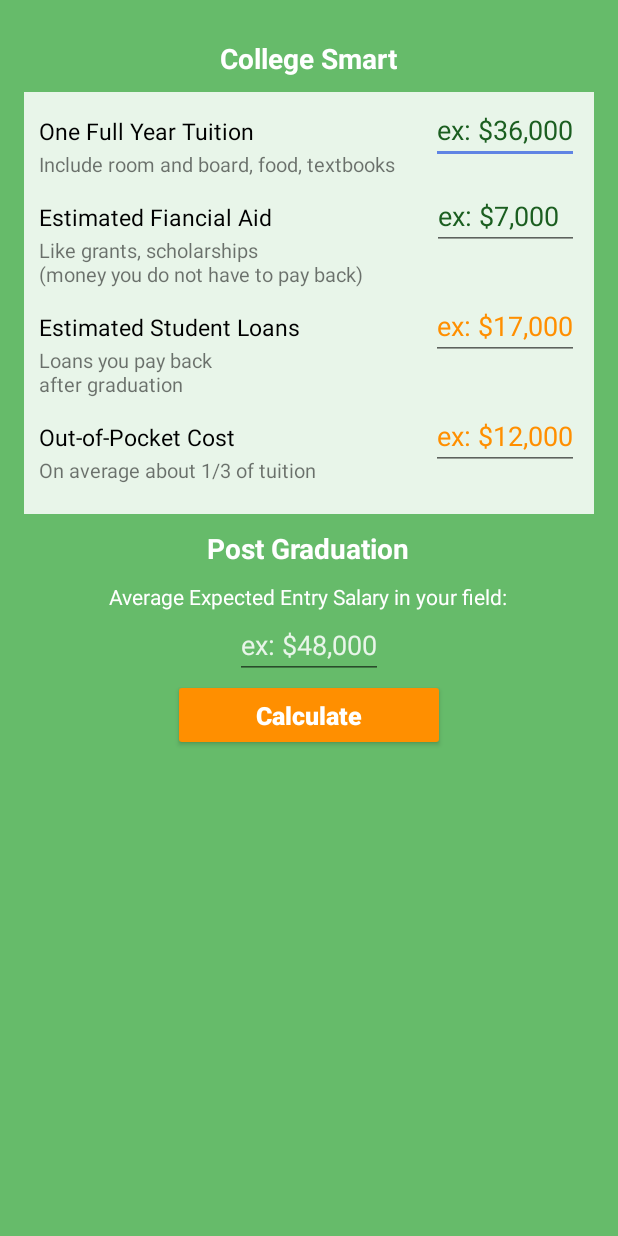
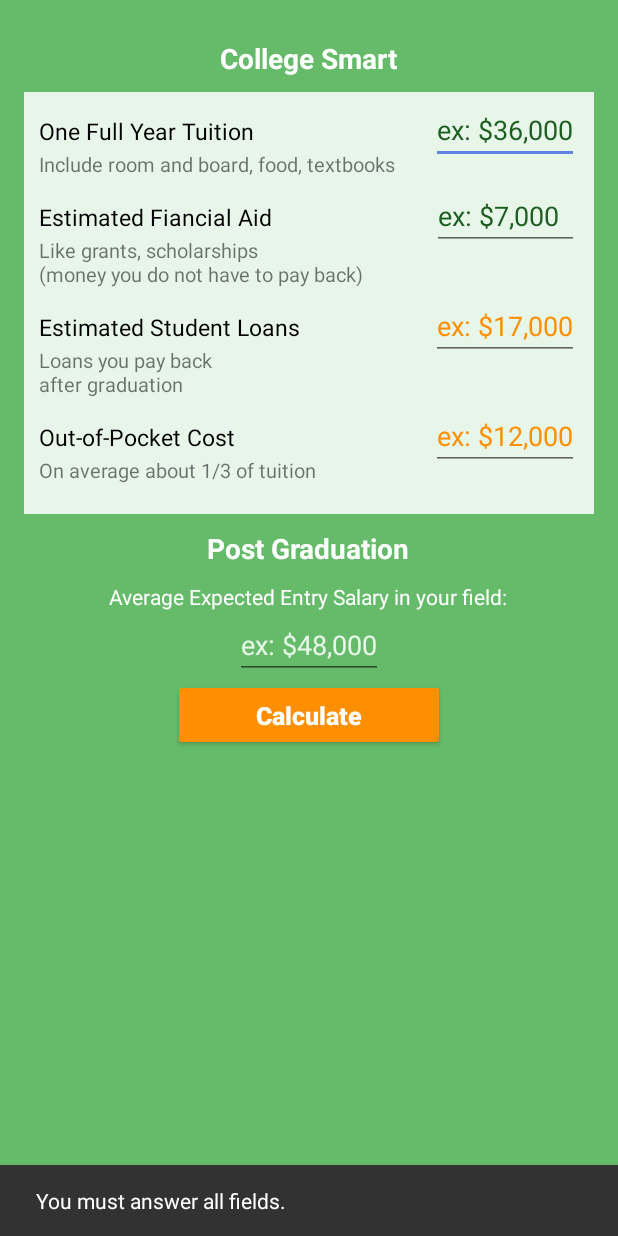
Before and after one commit to Kai-Munechika/CollegeSmart, an Android app: the screen it shows after launch (MainActivity), after a tap on "Calculate", on a phone screen of 412 x 824 dp. Run offline under Robolectric (Android 15) with nearby library versions, the phone set to English and light mode, and no system bars.

Commit message:
Functionality for first page

```diff
--- a/app/build.gradle
+++ b/app/build.gradle
@@ -27,4 +27,6 @@
     compile 'com.android.support:appcompat-v7:24.2.1'
     testCompile 'junit:junit:4.12'
     compile 'com.android.support.constraint:constraint-layout:1.0.0-alpha1'
+    compile 'com.android.support:design:24.2.1'
+    compile "com.android.support:support-core-utils:24.2.0"
 }
--- a/app/src/main/AndroidManifest.xml
+++ b/app/src/main/AndroidManifest.xml
@@ -14,10 +14,8 @@
 
                 <category android:name="android.intent.category.LAUNCHER" />
             </intent-filter>
-
         </activity>
-
-        <activity android:name=".secondPage"/>
+        <activity android:name=".secondPage" />
     </application>
 
 </manifest>
--- a/app/src/main/java/edu/kaimbu/collegeapp0/MainActivity.java
+++ b/app/src/main/java/edu/kaimbu/collegeapp0/MainActivity.java
@@ -1,12 +1,11 @@
 package edu.kaimbu.collegeapp0;
 
-import android.content.Context;
 import android.content.Intent;
 import android.os.Bundle;
+import android.support.design.widget.Snackbar;
 import android.support.v7.app.AppCompatActivity;
 import android.view.View;
 import android.widget.EditText;
-import android.widget.Toast;
 
 import static edu.kaimbu.collegeapp0.R.id.expectedSalaryAmount;
 import static edu.kaimbu.collegeapp0.R.id.finAidAmount;
@@ -24,10 +23,10 @@
 
     public void calculatePressed(View view) {
 
-        final String tuitionAmountString = ((EditText) findViewById(tuitionAmount)).getText().toString();
-        final String finAidAmountString = ((EditText) findViewById(finAidAmount)).getText().toString();
-        final String loansAmountString = ((EditText) findViewById(loansAmount)).getText().toString();
-        final String pocketCostAmountString = ((EditText) findViewById(pocketCostAmount)).getText().toString();
+        final String tuitionAmountString        = ((EditText) findViewById(tuitionAmount)).getText().toString();
+        final String finAidAmountString         = ((EditText) findViewById(finAidAmount)).getText().toString();
+        final String loansAmountString          = ((EditText) findViewById(loansAmount)).getText().toString();
+        final String pocketCostAmountString     = ((EditText) findViewById(pocketCostAmount)).getText().toString();
         final String expectedSalaryAmountString = ((EditText) findViewById(expectedSalaryAmount)).getText().toString();
 
         if (tuitionAmountString.length()               > 0
@@ -50,10 +49,13 @@
             startActivity(calculate);
         }
         else {
-            Context context = getApplicationContext();
+//            Context context = getApplicationContext();
             CharSequence text = "You must answer all fields.";
-            int duration = Toast.LENGTH_SHORT;
-            Toast.makeText(context, text, duration).show();
+//            int duration = Toast.LENGTH_SHORT;
+//            Toast.makeText(context, text, duration).show();
+
+            Snackbar.make(findViewById(R.id.activity_main), text, Snackbar.LENGTH_SHORT).show();
+
         }
     }
 
```
